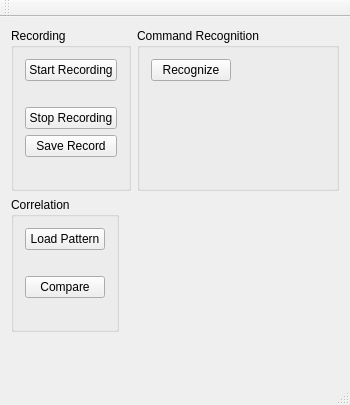
Above: testwindow.ui from eucpp/SoundSensor before the change. Below: the same form after it.
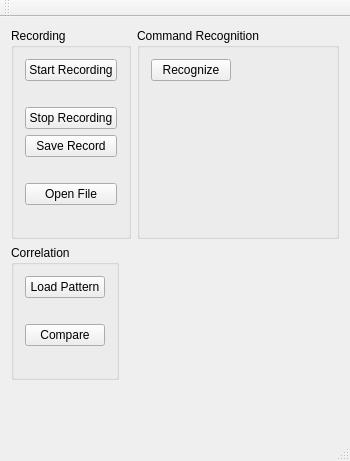
That is the form after the change.

Diff of the .ui file:
```diff
--- a/testwindow.ui
+++ b/testwindow.ui
@@ -7,7 +7,7 @@
     <x>0</x>
     <y>0</y>
     <width>350</width>
-    <height>405</height>
+    <height>461</height>
    </rect>
   </property>
   <property name="sizePolicy">
@@ -64,6 +64,20 @@
            </property>
           </widget>
          </item>
+         <item>
+          <widget class="QPushButton" name="openFileButton">
+           <property name="text">
+            <string>Open File</string>
+           </property>
+          </widget>
+         </item>
+         <item>
+          <widget class="QLabel" name="openFileLabel">
+           <property name="text">
+            <string/>
+           </property>
+          </widget>
+         </item>
         </layout>
        </item>
       </layout>
```
